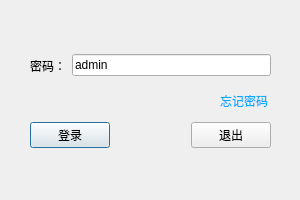
Above: src/logindialog.ui from 2013timlee/PasswordBook before the change. Below: the same form after it.
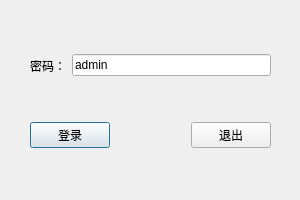
That is the form after the change.

Diff of the .ui file:
```diff
--- a/src/logindialog.ui
+++ b/src/logindialog.ui
@@ -25,94 +25,6 @@
   <property name="windowTitle">
    <string>密码簿</string>
   </property>
-  <widget class="QLabel" name="losePwdLabel">
-   <property name="geometry">
-    <rect>
-     <x>220</x>
-     <y>90</y>
-     <width>54</width>
-     <height>21</height>
-    </rect>
-   </property>
-   <property name="palette">
-    <palette>
-     <active>
-      <colorrole role="WindowText">
-       <brush brushstyle="SolidPattern">
-        <color alpha="255">
-         <red>0</red>
-         <green>170</green>
-         <blue>255</blue>
-        </color>
-       </brush>
-      </colorrole>
-      <colorrole role="Text">
-       <brush brushstyle="SolidPattern">
-        <color alpha="255">
-         <red>0</red>
-         <green>170</green>
-         <blue>255</blue>
-        </color>
-       </brush>
-      </colorrole>
-     </active>
-     <inactive>
-      <colorrole role="WindowText">
-       <brush brushstyle="SolidPattern">
-        <color alpha="255">
-         <red>0</red>
-         <green>170</green>
-         <blue>255</blue>
-        </color>
-       </brush>
-      </colorrole>
-      <colorrole role="Text">
-       <brush brushstyle="SolidPattern">
-        <color alpha="255">
-         <red>0</red>
-         <green>170</green>
-         <blue>255</blue>
-        </color>
-       </brush>
-      </colorrole>
-     </inactive>
-     <disabled>
-      <colorrole role="WindowText">
-       <brush brushstyle="SolidPattern">
-        <color alpha="255">
-         <red>120</red>
-         <green>120</green>
-         <blue>120</blue>
-        </color>
-       </brush>
-      </colorrole>
-      <colorrole role="Text">
-       <brush brushstyle="SolidPattern">
-        <color alpha="255">
-         <red>120</red>
-         <green>120</green>
-         <blue>120</blue>
-        </color>
-       </brush>
-      </colorrole>
-     </disabled>
-    </palette>
-   </property>
-   <property name="font">
-    <font>
-     <family>宋体</family>
-    </font>
-   </property>
-   <property name="cursor">
-    <cursorShape>PointingHandCursor</cursorShape>
-   </property>
-   <property name="text">
-    <string>忘记密码</string>
-   </property>
-   <property name="openExternalLinks">
-    <bool>true</bool>
-   </property>
-  </widget>
   <widget class="QWidget" name="layoutWidget">
    <property name="geometry">
     <rect>
```
